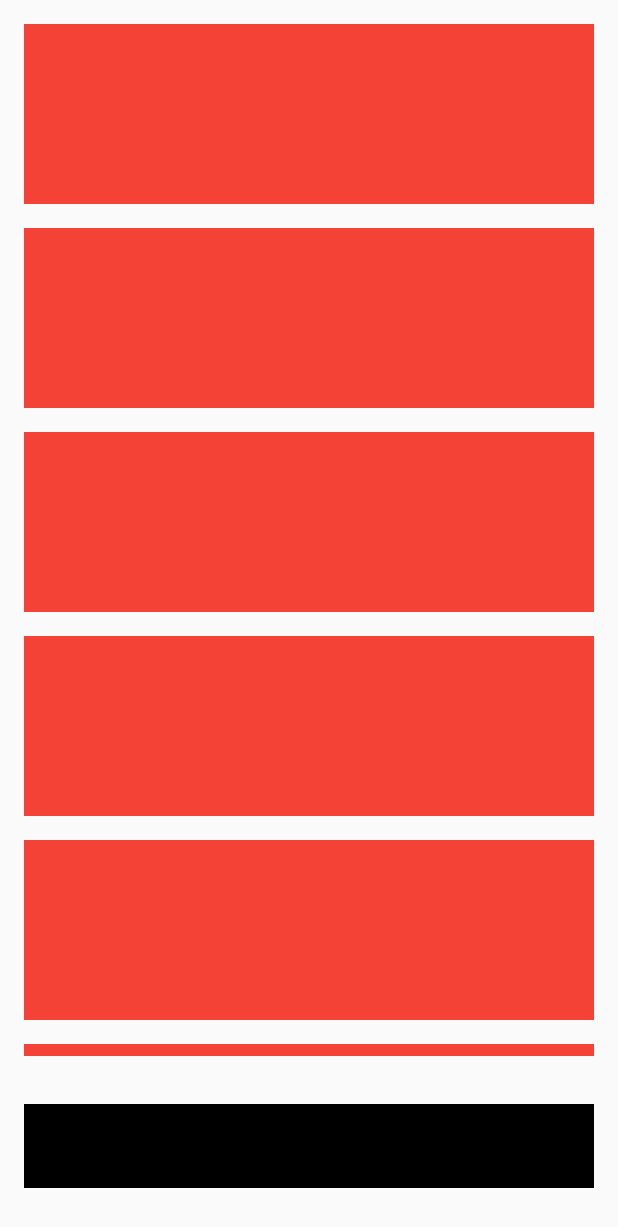
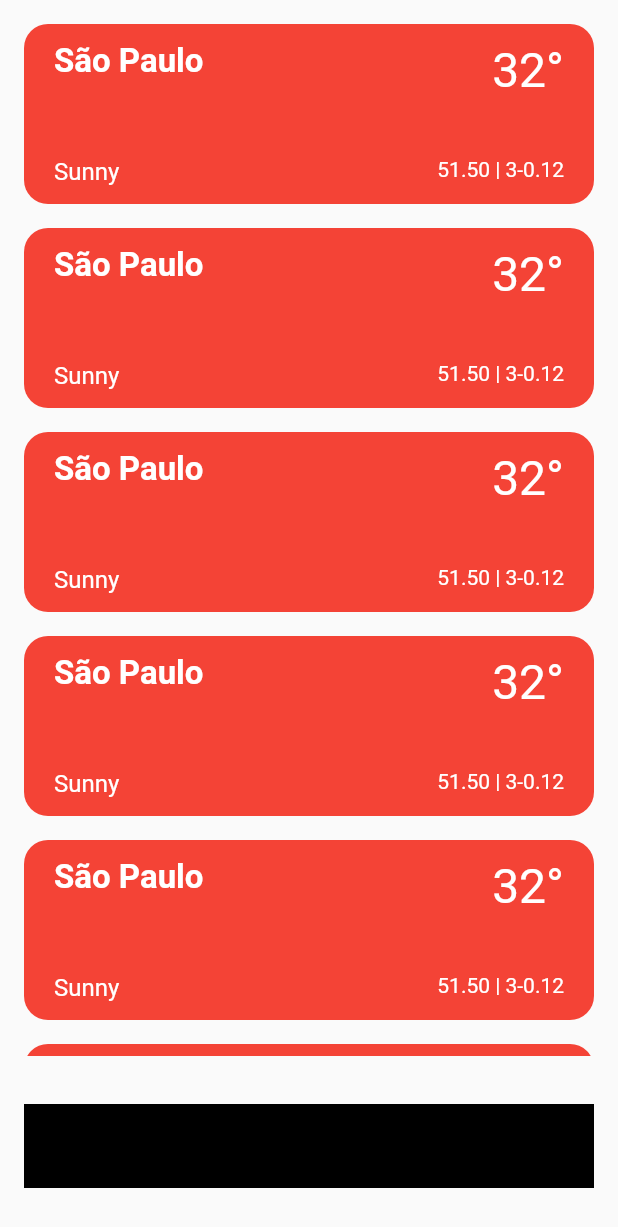
Before and after one commit to JoaoRicardi/wetther_app_flutter, a Flutter app: the screen it shows after launch, on a phone screen of 412 x 824 dp. Shown: the top 1227 px of the screen. Run offline on Flutter 3.47's test engine with Material 2 defaults, Android fonts, the light colour scheme and no system bars; our stand-ins replace dio, get_it.

Commit message:
template inicial da tela de listagem de cidades salvas

```diff
--- a/lib/src/presentation/modules/home/home_page.dart
+++ b/lib/src/presentation/modules/home/home_page.dart
@@ -39,16 +39,7 @@ class _MyHomePageState extends State<MyHomePage> {
         ),
         child: ListView.builder(
           itemBuilder: (context, index){
-            return Padding(
-              padding: const EdgeInsets.only(
-                left: 16,right: 16,top: 16
-              ),
-              child: Container(
-                width: double.infinity,
-                height: 120,
-                color: Colors.red,
-              ),
-            );
+            return const HomeCard();
           }
         ),
       ),
@@ -69,5 +60,92 @@ class _MyHomePageState extends State<MyHomePage> {
       ),
     );
   }
+}
 
+
+class HomeCard extends StatelessWidget {
+
+  const HomeCard({Key? key}) : super(key: key);
+
+  @override
+  Widget build(BuildContext context) {
+    return Padding(
+      padding: const EdgeInsets.only(
+          left: 16,right: 16,top: 16
+      ),
+      child: Container(
+        width: double.infinity,
+        height: 120,
+        decoration: const BoxDecoration(
+            color: Colors.red,
+            borderRadius: BorderRadius.all(Radius.circular(16))
+        ),
+        child: Column(
+          mainAxisAlignment: MainAxisAlignment.start,
+          crossAxisAlignment: CrossAxisAlignment.start,
+          children: [
+            _buildTopInfo(),
+            _buildBottomInfo()
+          ],
+        ),
+      ),
+    );
+  }
+
+
+  _buildTopInfo(){
+    return Expanded(
+      child: Padding(
+        padding: const EdgeInsets.symmetric(
+          vertical: 12,
+          horizontal: 20
+        ),
+        child: Row(
+          crossAxisAlignment: CrossAxisAlignment.start,
+          mainAxisAlignment: MainAxisAlignment.spaceBetween,
+          children: const [
+            Text('São Paulo',
+              style: TextStyle(
+                fontSize: 22,
+                fontWeight: FontWeight.bold,
+                color: Colors.white
+              ),
+            ),
+            Text('32°',style: TextStyle(
+              color: Colors.white,
+              fontWeight: FontWeight.w400,
+              fontSize: 32
+            ),)
+          ],
+        ),
+      ),
+    );
+  }
+
+  _buildBottomInfo(){
+    return Padding(
+      padding: const EdgeInsets.symmetric(
+        horizontal: 20,
+        vertical: 12
+      ),
+      child: Row(
+        crossAxisAlignment: CrossAxisAlignment.start,
+        mainAxisAlignment: MainAxisAlignment.spaceBetween,
+        children: const [
+          Text('Sunny',
+            style: TextStyle(
+                fontSize: 16,
+                fontWeight: FontWeight.w400,
+                color: Colors.white
+            ),
+          ),
+          Text('51.50 | 3-0.12',style: TextStyle(
+              color: Colors.white,
+              fontWeight: FontWeight.w400,
+              fontSize: 14
+          ),)
+        ],
+      ),
+    );
+  }
 }
```
